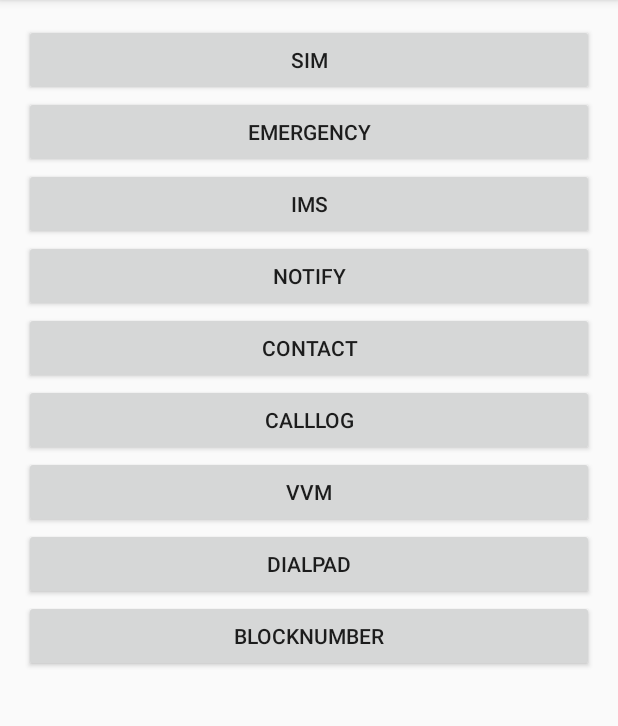
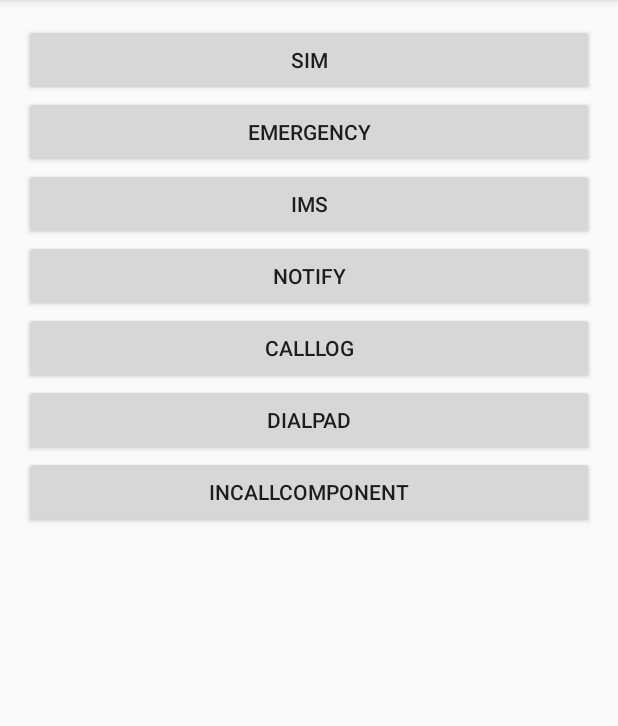
Before and after one commit to geniusgithub/DialerAnalysis, an Android app: the screen it shows after launch (MainActivity), on a phone screen of 412 x 824 dp, the part 84-810 px from its top. Run offline under Robolectric (Android 15) with nearby library versions, the phone set to English and light mode, and no system bars.

Commit message:
add incall info

```diff
--- a/app/src/main/AndroidManifest.xml
+++ b/app/src/main/AndroidManifest.xml
@@ -109,6 +109,9 @@
         </activity>
 
 
+       <activity android:name=".incall.InCallActivity"     android:label="InCall">
+       </activity>
+
         <service
             android:name=".notify.MyNotifyService"
             android:directBootAware="true"
--- a/app/src/main/java/com/geniusgithub/dialer/MainActivity.java
+++ b/app/src/main/java/com/geniusgithub/dialer/MainActivity.java
@@ -14,6 +14,7 @@ import com.geniusgithub.dialer.contact.ContactUnitActivity;
 import com.geniusgithub.dialer.dialpad.DialerActivity;
 import com.geniusgithub.dialer.emergency.EmergencyActivity;
 import com.geniusgithub.dialer.ims.IMSActivity;
+import com.geniusgithub.dialer.incall.InCallActivity;
 import com.geniusgithub.dialer.notify.NotifyActivity;
 import com.geniusgithub.dialer.sim.SimActivity;
 import com.geniusgithub.dialer.vvm.VisualVoicamailActivity;
@@ -29,6 +30,7 @@ public class MainActivity extends AppCompatActivity implements View.OnClickListe
     private Button mBtnVVM;
     private Button mBtnDialpad;
     private Button mBtnBlockNumber;
+    private Button mBtnInCall;
 
     private Button mBtnTest1;
     private Button mBtnTest2;
@@ -91,6 +93,7 @@ public class MainActivity extends AppCompatActivity implements View.OnClickListe
         mBtnVVM = (Button)findViewById(R.id.bt_vvm);
         mBtnDialpad = (Button)findViewById(R.id.bt_dialer);
         mBtnBlockNumber = (Button)findViewById(R.id.bt_blocknumber);
+        mBtnInCall = (Button)findViewById(R.id.bt_incall);
         mBtnSim.setOnClickListener(this);
         mBtnEmergency.setOnClickListener(this);
         mBtnIMS.setOnClickListener(this);
@@ -100,7 +103,12 @@ public class MainActivity extends AppCompatActivity implements View.OnClickListe
         mBtnVVM.setOnClickListener(this);
         mBtnDialpad.setOnClickListener(this);
         mBtnBlockNumber.setOnClickListener(this);
+        mBtnInCall.setOnClickListener(this);
 
+
+        mBtnBlockNumber.setVisibility(View.GONE);
+        mBtnVVM.setVisibility(View.GONE);
+        mBtnContact.setVisibility(View.GONE);
         mBtnTest1 = (Button) findViewById(R.id.bt_test1);
         mBtnTest2 = (Button) findViewById(R.id.bt_test2);
         mBtnTest3 = (Button) findViewById(R.id.bt_test3);
@@ -145,6 +153,9 @@ public class MainActivity extends AppCompatActivity implements View.OnClickListe
                 break;
             case R.id.bt_blocknumber:
                 onBlockNumber();
+                break;
+            case R.id.bt_incall:
+                onInCall();
                 break;
         }
     }
@@ -203,4 +214,10 @@ public class MainActivity extends AppCompatActivity implements View.OnClickListe
         intent.setClass(this, BlockedNumbersActivity.class);
         startActivity(intent);
     }
+
+    private void onInCall(){
+        Intent intent = new Intent();
+        intent.setClass(this, InCallActivity.class);
+        startActivity(intent);
+    }
 }
--- a/app/src/main/res/layout/activity_main.xml
+++ b/app/src/main/res/layout/activity_main.xml
@@ -76,7 +76,12 @@
         android:text="BlockNumber">
     </Button>
 
-
+    <Button
+        android:id="@+id/bt_incall"
+        android:layout_width="match_parent"
+        android:layout_height="wrap_content"
+        android:text="InCallComponent">
+    </Button>
 
     <Button
         android:id="@+id/bt_test1"
```
